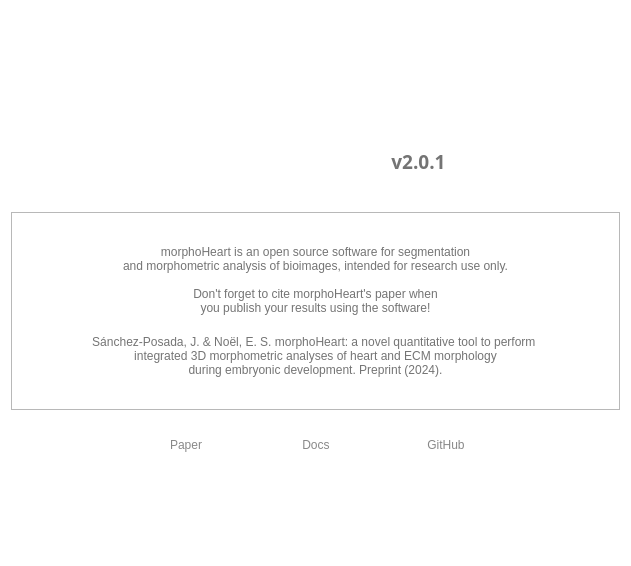
The window that src/gui/ui/about_screen.ui (jsanchez679/morphoHeart) describes before a commit, drawn with Qt 5.
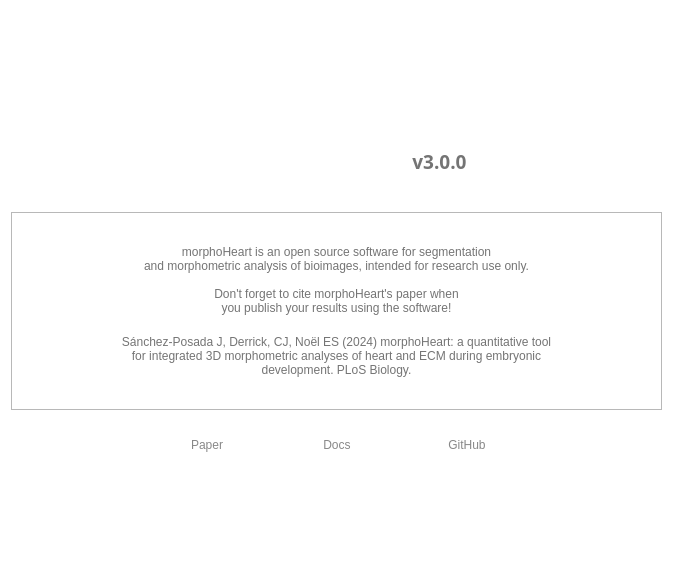
The same window after the commit.

Patch:
```diff
--- a/src/gui/ui/about_screen.ui
+++ b/src/gui/ui/about_screen.ui
@@ -6,7 +6,7 @@
    <rect>
     <x>0</x>
     <y>0</y>
-    <width>631</width>
+    <width>673</width>
     <height>566</height>
    </rect>
   </property>
@@ -120,7 +120,7 @@
 </string>
        </property>
        <property name="text">
-        <string>&lt;html&gt;&lt;head/&gt;&lt;body&gt;&lt;p&gt;&lt;span style=&quot; font-size:14pt; font-weight:600;&quot;&gt;v2.0.1&lt;/span&gt;&lt;/p&gt;&lt;/body&gt;&lt;/html&gt;</string>
+        <string>&lt;html&gt;&lt;head/&gt;&lt;body&gt;&lt;p&gt;&lt;span style=&quot; font-size:14pt;&quot;&gt;v3.0.0&lt;/span&gt;&lt;/p&gt;&lt;/body&gt;&lt;/html&gt;</string>
        </property>
        <property name="alignment">
         <set>Qt::AlignHCenter|Qt::AlignTop</set>
@@ -202,9 +202,9 @@
             <string notr="true">font: 25 italic 11pt &quot;Calibri Light&quot;; color: rgb(116, 116, 116)</string>
            </property>
            <property name="text">
-            <string>Sánchez-Posada, J. &amp; Noël, E. S. morphoHeart: a novel quantitative tool to perform 
-integrated 3D morphometric analyses of heart and ECM morphology
-during embryonic development. Preprint (2024).</string>
+            <string>Sánchez-Posada J, Derrick, CJ, Noël ES (2024) morphoHeart: a quantitative tool
+for integrated 3D morphometric analyses of heart and ECM during embryonic
+development. PLoS Biology.</string>
            </property>
            <property name="alignment">
             <set>Qt::AlignCenter</set>
```
